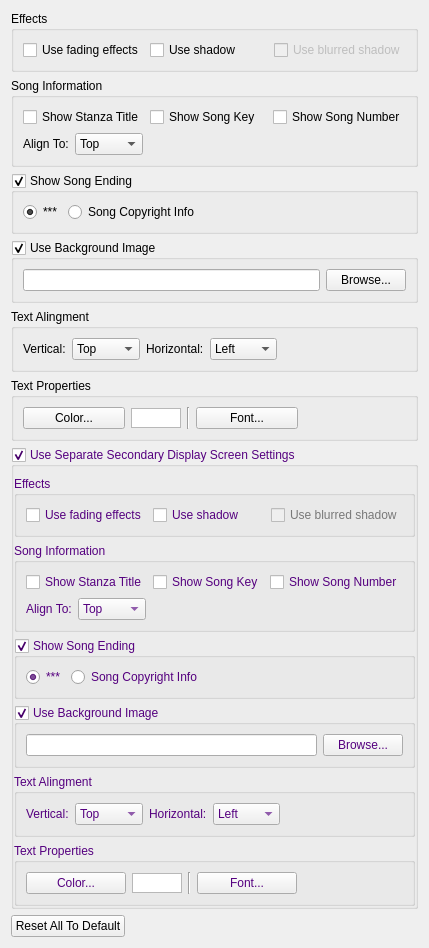
Above: src/songsettingwidget.ui from SoftProjector/src before the change. Below: the same form after it.
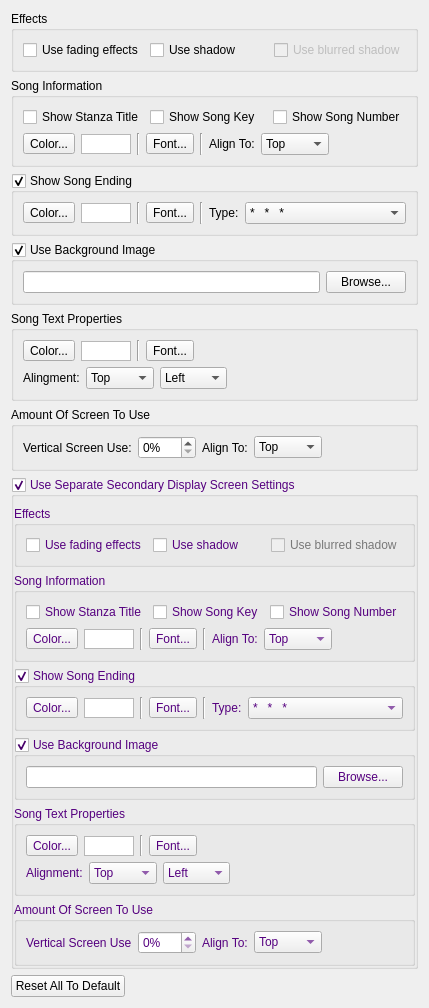
That is the form after the change.

Commit message: Updated song setting with new features

Diff of the .ui file:
```diff
--- a/src/songsettingwidget.ui
+++ b/src/songsettingwidget.ui
@@ -7,13 +7,13 @@
     <x>0</x>
     <y>0</y>
     <width>417</width>
-    <height>848</height>
+    <height>925</height>
    </rect>
   </property>
   <property name="windowTitle">
    <string>Form</string>
   </property>
-  <layout class="QVBoxLayout" name="verticalLayout_4">
+  <layout class="QVBoxLayout" name="verticalLayout_8">
    <item>
     <widget class="QGroupBox" name="groupBoxEffects">
      <property name="title">
@@ -90,7 +90,57 @@
       <item>
        <layout class="QHBoxLayout" name="horizontalLayout_5">
         <item>
-         <widget class="QLabel" name="labelAlingSongInfo">
+         <widget class="QToolButton" name="toolButtonInfoColor">
+          <property name="text">
+           <string>Color...</string>
+          </property>
+         </widget>
+        </item>
+        <item>
+         <widget class="QGraphicsView" name="graphicViewInfoColor">
+          <property name="sizePolicy">
+           <sizepolicy hsizetype="Minimum" vsizetype="Fixed">
+            <horstretch>0</horstretch>
+            <verstretch>0</verstretch>
+           </sizepolicy>
+          </property>
+          <property name="minimumSize">
+           <size>
+            <width>50</width>
+            <height>20</height>
+           </size>
+          </property>
+          <property name="maximumSize">
+           <size>
+            <width>50</width>
+            <height>19</height>
+           </size>
+          </property>
+         </widget>
+        </item>
+        <item>
+         <widget class="Line" name="line_5">
+          <property name="orientation">
+           <enum>Qt::Vertical</enum>
+          </property>
+         </widget>
+        </item>
+        <item>
+         <widget class="QToolButton" name="toolButtonInfoFont">
+          <property name="text">
+           <string>Font...</string>
+          </property>
+         </widget>
+        </item>
+        <item>
+         <widget class="Line" name="line_3">
+          <property name="orientation">
+           <enum>Qt::Vertical</enum>
+          </property>
+         </widget>
+        </item>
+        <item>
+         <widget class="QLabel" name="labelInfoAlign">
           <property name="text">
            <string>Align To:</string>
           </property>
@@ -136,39 +186,117 @@
      <property name="checkable">
       <bool>true</bool>
      </property>
-     <layout class="QGridLayout" name="gridLayout">
-      <item row="0" column="0">
-       <widget class="QRadioButton" name="radioButtonAstrict">
-        <property name="text">
-         <string>***</string>
-        </property>
-        <property name="checked">
-         <bool>true</bool>
-        </property>
-       </widget>
-      </item>
-      <item row="0" column="1">
-       <widget class="QRadioButton" name="radioButtonSongCopyInfo">
-        <property name="toolTip">
-         <string>This will show WordsBy and MusicBy as song ending</string>
-        </property>
-        <property name="text">
-         <string>Song Copyright Info</string>
-        </property>
-       </widget>
-      </item>
-      <item row="0" column="2">
-       <spacer name="horizontalSpacer">
-        <property name="orientation">
-         <enum>Qt::Horizontal</enum>
-        </property>
-        <property name="sizeHint" stdset="0">
-         <size>
-          <width>141</width>
-          <height>20</height>
-         </size>
-        </property>
-       </spacer>
+     <layout class="QVBoxLayout" name="verticalLayout_5">
+      <item>
+       <layout class="QHBoxLayout" name="horizontalLayout_13">
+        <item>
+         <widget class="QToolButton" name="toolButtonEndingColor">
+          <property name="text">
+           <string>Color...</string>
+          </property>
+         </widget>
+        </item>
+        <item>
+         <widget class="QGraphicsView" name="graphicViewEndingColor">
+          <property name="sizePolicy">
+           <sizepolicy hsizetype="Minimum" vsizetype="Fixed">
+            <horstretch>0</horstretch>
+            <verstretch>0</verstretch>
+           </sizepolicy>
+          </property>
+          <property name="minimumSize">
+           <size>
+            <width>50</width>
+            <height>20</height>
+           </size>
+          </property>
+          <property name="maximumSize">
+           <size>
+            <width>50</width>
+            <height>19</height>
+           </size>
+          </property>
+         </widget>
+        </item>
+        <item>
+         <widget class="Line" name="line_2">
+          <property name="orientation">
+           <enum>Qt::Vertical</enum>
+          </property>
+         </widget>
+        </item>
+        <item>
+         <widget class="QToolButton" name="toolButtonEndingFont">
+          <property name="text">
+           <string>Font...</string>
+          </property>
+         </widget>
+        </item>
+        <item>
+         <widget class="Line" name="line_9">
+          <property name="orientation">
+           <enum>Qt::Vertical</enum>
+          </property>
+         </widget>
+        </item>
+        <item>
+         <widget class="QLabel" name="label_2">
+          <property name="text">
+           <string>Type:</string>
+          </property>
+         </widget>
+        </item>
+        <item>
+         <widget class="QComboBox" name="comboBoxEndingType">
+          <property name="sizePolicy">
+           <sizepolicy hsizetype="MinimumExpanding" vsizetype="Fixed">
+            <horstretch>0</horstretch>
+            <verstretch>0</verstretch>
+           </sizepolicy>
+          </property>
+          <item>
+           <property name="text">
+            <string>*   *   *</string>
+           </property>
+          </item>
+          <item>
+           <property name="text">
+            <string>-   -   -</string>
+           </property>
+          </item>
+          <item>
+           <property name="text">
+            <string>°   °   °</string>
+           </property>
+          </item>
+          <item>
+           <property name="text">
+            <string>•   •   •</string>
+           </property>
+          </item>
+          <item>
+           <property name="text">
+            <string>●   ●   ●</string>
+           </property>
+          </item>
+          <item>
+           <property name="text">
+            <string>▪   ▪   ▪</string>
+           </property>
+          </item>
+          <item>
+           <property name="text">
+            <string>■   ■   ■</string>
+           </property>
+          </item>
+          <item>
+           <property name="text">
+            <string>Song Copyright Info</string>
+           </property>
+          </item>
+         </widget>
+        </item>
+       </layout>
       </item>
      </layout>
     </widget>
@@ -200,40 +328,168 @@
     </widget>
    </item>
    <item>
-    <widget class="QGroupBox" name="groupBoxTextAlingment">
+    <widget class="QGroupBox" name="groupBoxTextProperties">
      <property name="title">
-      <string>Text Alingment</string>
+      <string>Song Text Properties</string>
      </property>
-     <layout class="QGridLayout" name="gridLayout_9">
-      <item row="0" column="6">
-       <spacer name="horizontalSpacer_9">
-        <property name="orientation">
-         <enum>Qt::Horizontal</enum>
-        </property>
-        <property name="sizeHint" stdset="0">
-         <size>
-          <width>59</width>
-          <height>20</height>
-         </size>
-        </property>
-       </spacer>
+     <layout class="QVBoxLayout" name="verticalLayout_4">
+      <item>
+       <layout class="QHBoxLayout" name="horizontalLayout_4">
+        <item>
+         <widget class="QToolButton" name="toolButtonColor">
+          <property name="text">
+           <string>Color...</string>
+          </property>
+         </widget>
+        </item>
+        <item>
+         <widget class="QGraphicsView" name="graphicViewTextColor">
+          <property name="sizePolicy">
+           <sizepolicy hsizetype="Minimum" vsizetype="Fixed">
+            <horstretch>0</horstretch>
+            <verstretch>0</verstretch>
+           </sizepolicy>
+          </property>
+          <property name="minimumSize">
+           <size>
+            <width>50</width>
+            <height>20</height>
+           </size>
+          </property>
+          <property name="maximumSize">
+           <size>
+            <width>50</width>
+            <height>19</height>
+           </size>
+          </property>
+         </widget>
+        </item>
+        <item>
+         <widget class="Line" name="line">
+          <property name="orientation">
+           <enum>Qt::Vertical</enum>
+          </property>
+         </widget>
+        </item>
+        <item>
+         <widget class="QToolButton" name="toolButtonFont">
+          <property name="text">
+           <string>Font...</string>
+          </property>
+         </widget>
+        </item>
+        <item>
+         <widget class="QLabel" name="labelFont">
+          <property name="sizePolicy">
+           <sizepolicy hsizetype="Minimum" vsizetype="Preferred">
+            <horstretch>0</horstretch>
+            <verstretch>0</verstretch>
+           </sizepolicy>
+          </property>
+          <property name="wordWrap">
+           <bool>true</bool>
+          </property>
+         </widget>
+        </item>
+       </layout>
       </item>
-      <item row="0" column="1">
-       <widget class="QLabel" name="labelVertical">
+      <item>
+       <layout class="QHBoxLayout" name="horizontalLayout_12">
+        <item>
+         <widget class="QLabel" name="labelVertical">
+          <property name="text">
+           <string>Alingment:</string>
+          </property>
+         </widget>
+        </item>
+        <item>
+         <widget class="QComboBox" name="comboBoxVerticalAling">
+          <item>
+           <property name="text">
+            <string>Top</string>
+           </property>
+          </item>
+          <item>
+           <property name="text">
+            <string>Middle</string>
+           </property>
+          </item>
+          <item>
+           <property name="text">
+            <string>Bottom</string>
+           </property>
+          </item>
+         </widget>
+        </item>
+        <item>
+         <widget class="QComboBox" name="comboBoxHorizontalAling">
+          <item>
+           <property name="text">
+            <string>Left</string>
+           </property>
+          </item>
+          <item>
+           <property name="text">
+            <string>Center</string>
+           </property>
+          </item>
+          <item>
+           <property name="text">
+            <string>Right</string>
+           </property>
+          </item>
+         </widget>
+        </item>
+        <item>
+         <spacer name="horizontalSpacer_9">
+          <property name="orientation">
+           <enum>Qt::Horizontal</enum>
+          </property>
+          <property name="sizeHint" stdset="0">
+           <size>
+            <width>59</width>
+            <height>20</height>
+           </size>
+          </property>
+         </spacer>
+        </item>
+       </layout>
+      </item>
+     </layout>
+    </widget>
+   </item>
+   <item>
+    <widget class="QGroupBox" name="groupBoxScreenUse">
+     <property name="title">
+      <string>Amount Of Screen To Use</string>
+     </property>
+     <layout class="QHBoxLayout" name="horizontalLayout_14">
+      <item>
+       <widget class="QLabel" name="label_3">
         <property name="text">
-         <string>Vertical:</string>
+         <string>Vertical Screen Use:</string>
         </property>
        </widget>
       </item>
-      <item row="0" column="4">
-       <widget class="QLabel" name="labelHorizontal">
+      <item>
+       <widget class="QSpinBox" name="spinBoxScreenUse">
+        <property name="suffix">
+         <string notr="true">%</string>
+        </property>
+        <property name="maximum">
+         <number>100</number>
+        </property>
+       </widget>
+      </item>
+      <item>
+       <widget class="QLabel" name="label_4">
         <property name="text">
-         <string>Horizontal:</string>
+         <string>Align To:</string>
         </property>
        </widget>
       </item>
-      <item row="0" column="2">
-       <widget class="QComboBox" name="comboBoxVerticalAling">
+      <item>
+       <widget class="QComboBox" name="comboBoxScreenUse">
         <item>
          <property name="text">
           <string>Top</string>
@@ -251,89 +507,18 @@
         </item>
        </widget>
       </item>
-      <item row="0" column="5">
-       <widget class="QComboBox" name="comboBoxHorizontalAling">
-        <item>
-         <property name="text">
-          <string>Left</string>
-         </property>
-        </item>
-        <item>
-         <property name="text">
-          <string>Center</string>
-         </property>
-        </item>
-        <item>
-         <property name="text">
-          <string>Right</string>
-         </property>
-        </item>
-       </widget>
-      </item>
-     </layout>
-    </widget>
-   </item>
-   <item>
-    <widget class="QGroupBox" name="groupBoxTextProperties">
-     <property name="title">
-      <string>Text Properties</string>
-     </property>
-     <layout class="QHBoxLayout" name="horizontalLayout_4">
       <item>
-       <widget class="QPushButton" name="buttonTextColor">
-        <property name="text">
-         <string>Color...</string>
-        </property>
-       </widget>
-      </item>
-      <item>
-       <widget class="QGraphicsView" name="graphicViewTextColor">
-        <property name="sizePolicy">
-         <sizepolicy hsizetype="Minimum" vsizetype="Fixed">
-          <horstretch>0</horstretch>
-          <verstretch>0</verstretch>
-         </sizepolicy>
-        </property>
-        <property name="minimumSize">
-         <size>
-          <width>50</width>
-          <height>20</height>
-         </size>
-        </property>
-        <property name="maximumSize">
-         <size>
-          <width>50</width>
-          <height>20</height>
-         </size>
-        </property>
-       </widget>
-      </item>
-      <item>
-       <widget class="Line" name="line">
+       <spacer name="horizontalSpacer">
         <property name="orientation">
-         <enum>Qt::Vertical</enum>
+         <enum>Qt::Horizontal</enum>
         </property>
-       </widget>
-      </item>
-      <item>
-       <widget class="QPushButton" name="buttonFont">
-        <property name="text">
-         <string>Font...</string>
+        <property name="sizeHint" stdset="0">
+         <size>
+          <width>97</width>
+          <height>20</height>
+         </size>
         </property>
-       </widget>
-      </item>
-      <item>
-       <widget class="QLabel" name="labelFont">
-        <property name="sizePolicy">
-         <sizepolicy hsizetype="Minimum" vsizetype="Preferred">
-          <horstretch>0</horstretch>
-          <verstretch>0</verstretch>
-         </sizepolicy>
-        </property>
-        <property name="wordWrap">
-         <bool>true</bool>
-        </property>
-       </widget>
+       </spacer>
       </item>
      </layout>
     </widget>
@@ -626,6 +811,56 @@
          </item>
          <item>
           <layout class="QHBoxLayout" name="horizontalLayout_10">
+           <item>
+            <widget class="QToolButton" name="toolButtonInfoColor2">
+             <property name="text">
+              <string>Color...</string>
+             </property>
+            </widget>
+           </item>
+           <item>
+            <widget class="QGraphicsView" name="graphicViewInfoColor2">
+             <property name="sizePolicy">
+              <sizepolicy hsizetype="Minimum" vsizetype="Fixed">
+               <horstretch>0</horstretch>
+               <verstretch>0</verstretch>
+              </sizepolicy>
+             </property>
+             <property name="minimumSize">
+              <size>
+               <width>50</width>
+               <height>20</height>
+              </size>
+             </property>
+             <property name="maximumSize">
+              <size>
+               <width>50</width>
+               <height>19</height>
+              </size>
+             </property>
+            </widget>
+           </item>
+           <item>
+            <widget class="Line" name="line_4">
+             <property name="orientation">
+              <enum>Qt::Vertical</enum>
+             </property>
+            </widget>
+           </item>
+           <item>
+            <widget class="QToolButton" name="toolButtonInfoFont2">
+             <property name="text">
+              <string>Font...</string>
+             </property>
+            </widget>
+           </item>
+           <item>
+            <widget class="Line" name="line_6">
+             <property name="orientation">
+              <enum>Qt::Vertical</enum>
+             </property>
+            </widget>
+           </item>
            <item>
             <widget class="QLabel" name="labelAlingSongInfo2">
              <property name="text">
@@ -710,39 +945,117 @@
         <property name="checkable">
          <bool>true</bool>
         </property>
-        <layout class="QGridLayout" name="gridLayout_2">
-         <item row="0" column="0">
-          <widget class="QRadioButton" name="radioButtonAstrict2">
-           <property name="text">
-            <string>***</string>
-           </property>
-           <property name="checked">
-            <bool>true</bool>
-           </property>
-          </widget>
-         </item>
-         <item row="0" column="1">
-          <widget class="QRadioButton" name="radioButtonSongCopyInfo2">
-           <property name="toolTip">
-            <string>This will show WordsBy and MusicBy as song ending</string>
-           </property>
-           <property name="text">
-            <string>Song Copyright Info</string>
-           </property>
-          </widget>
-         </item>
-         <item row="0" column="2">
-          <spacer name="horizontalSpacer_5">
-           <property name="orientation">
-            <enum>Qt::Horizontal</enum>
-           </property>
-           <property name="sizeHint" stdset="0">
-            <size>
-             <width>141</width>
-             <height>20</height>
-            </size>
-           </property>
-          </spacer>
+        <layout class="QVBoxLayout" name="verticalLayout_6">
+         <item>
+          <layout class="QHBoxLayout" name="horizontalLayout_16">
+           <item>
+            <widget class="QToolButton" name="toolButtonEndingColor2">
+             <property name="text">
+              <string>Color...</string>
+             </property>
+            </widget>
+           </item>
+           <item>
+            <widget class="QGraphicsView" name="graphicViewEndingColor2">
+             <property name="sizePolicy">
+              <sizepolicy hsizetype="Minimum" vsizetype="Fixed">
+               <horstretch>0</horstretch>
+               <verstretch>0</verstretch>
+              </sizepolicy>
+             </property>
+             <property name="minimumSize">
+              <size>
+               <width>50</width>
+               <height>20</height>
+              </size>
+             </property>
+             <property name="maximumSize">
+              <size>
+               <width>50</width>
+               <height>19</height>
+              </size>
+             </property>
+            </widget>
+           </item>
+           <item>
+            <widget class="Line" name="line_7">
+             <property name="orientation">
+              <enum>Qt::Vertical</enum>
+             </property>
+            </widget>
+           </item>
+           <item>
+            <widget class="QToolButton" name="toolButtonEndingFont2">
+             <property name="text">
+              <string>Font...</string>
+             </property>
+            </widget>
+           </item>
+           <item>
+            <widget class="Line" name="line_8">
+             <property name="orientation">
+              <enum>Qt::Vertical</enum>
+             </property>
+            </widget>
+           </item>
+           <item>
+            <widget class="QLabel" name="label">
+             <property name="text">
+              <string>Type:</string>
+             </property>
+            </widget>
+           </item>
+           <item>
+            <widget class="QComboBox" name="comboBoxEndingType2">
+             <property name="sizePolicy">
+              <sizepolicy hsizetype="MinimumExpanding" vsizetype="Fixed">
+               <horstretch>0</horstretch>
+               <verstretch>0</verstretch>
+              </sizepolicy>
+             </property>
+             <item>
+              <property name="text">
+               <string>*   *   *</string>
+              </property>
+             </item>
+             <item>
+              <property name="text">
+               <string>-   -   -</string>
+              </property>
+             </item>
+             <item>
+              <property name="text">
+               <string>°   °   °</string>
+              </property>
+             </item>
+             <item>
+              <property name="text">
+               <string>•   •   •</string>
+              </property>
+             </item>
+             <item>
+              <property name="text">
+               <string>●   ●   ●</string>
+              </property>
+             </item>
+             <item>
+              <property name="text">
+               <string>▪   ▪   ▪</string>
+              </property>
+             </item>
+             <item>
+              <property name="text">
+               <string>■   ■   ■</string>
+              </property>
+             </item>
+             <item>
+              <property name="text">
+               <string>Song Copyright Info</string>
+              </property>
+             </item>
+            </widget>
+           </item>
+          </layout>
          </item>
         </layout>
        </widget>
@@ -811,7 +1124,7 @@
        </widget>
       </item>
       <item>
-       <widget class="QGroupBox" name="groupBoxTextAlingment2">
+       <widget class="QGroupBox" name="groupBoxTextProperties2">
         <property name="palette">
          <palette>
           <active>
@@ -850,38 +1163,203 @@
          </palette>
         </property>
         <property name="title">
-         <string>Text Alingment</string>
+         <string>Song Text Properties</string>
         </property>
-        <layout class="QGridLayout" name="gridLayout_10">
-         <item row="0" column="6">
-          <spacer name="horizontalSpacer_10">
-           <property name="orientation">
-            <enum>Qt::Horizontal</enum>
-           </property>
-           <property name="sizeHint" stdset="0">
-            <size>
-             <width>59</width>
-             <height>20</height>
-            </size>
-           </property>
-          </spacer>
+        <layout class="QVBoxLayout" name="verticalLayout_7">
+         <item>
+          <layout class="QHBoxLayout" name="horizontalLayout_7">
+           <item>
+            <widget class="QToolButton" name="toolButtonColor2">
+             <property name="text">
+              <string>Color...</string>
+             </property>
+            </widget>
+           </item>
+           <item>
+            <widget class="QGraphicsView" name="graphicViewTextColor2">
+             <property name="sizePolicy">
+              <sizepolicy hsizetype="Minimum" vsizetype="Fixed">
+               <horstretch>0</horstretch>
+               <verstretch>0</verstretch>
+              </sizepolicy>
+             </property>
+             <property name="minimumSize">
+              <size>
+               <width>50</width>
+               <height>20</height>
+              </size>
+             </property>
+             <property name="maximumSize">
+              <size>
+               <width>50</width>
+               <height>19</height>
+              </size>
+             </property>
+            </widget>
+           </item>
+           <item>
+            <widget class="Line" name="line2">
+             <property name="orientation">
+              <enum>Qt::Vertical</enum>
+             </property>
+            </widget>
+           </item>
+           <item>
+            <widget class="QToolButton" name="toolButtonFont2">
+             <property name="text">
+              <string>Font...</string>
+             </property>
+            </widget>
+           </item>
+           <item>
+            <widget class="QLabel" name="labelFont2">
+             <property name="sizePolicy">
+              <sizepolicy hsizetype="Minimum" vsizetype="Preferred">
+               <horstretch>0</horstretch>
+               <verstretch>0</verstretch>
+              </sizepolicy>
+             </property>
+             <property name="wordWrap">
+              <bool>true</bool>
+             </property>
+            </widget>
+           </item>
+          </layout>
          </item>
-         <item row="0" column="1">
-          <widget class="QLabel" name="labelVertical2">
+         <item>
+          <layout class="QHBoxLayout" name="horizontalLayout_17">
+           <item>
+            <widget class="QLabel" name="labelVertical2">
+             <property name="text">
+              <string>Alignment:</string>
+             </property>
+            </widget>
+           </item>
+           <item>
+            <widget class="QComboBox" name="comboBoxVerticalAling2">
+             <item>
+              <property name="text">
+               <string>Top</string>
+              </property>
+             </item>
+             <item>
+              <property name="text">
+               <string>Middle</string>
+              </property>
+             </item>
+             <item>
+              <property name="text">
+               <string>Bottom</string>
+              </property>
+             </item>
+            </widget>
+           </item>
+           <item>
+            <widget class="QComboBox" name="comboBoxHorizontalAling2">
+             <item>
+              <property name="text">
+               <string>Left</string>
+              </property>
+             </item>
+             <item>
+              <property name="text">
+               <string>Center</string>
+              </property>
+             </item>
+             <item>
+              <property name="text">
+               <string>Right</string>
+              </property>
+             </item>
+            </widget>
+           </item>
+           <item>
+            <spacer name="horizontalSpacer_10">
+             <property name="orientation">
+              <enum>Qt::Horizontal</enum>
+             </property>
+             <property name="sizeHint" stdset="0">
+              <size>
+               <width>59</width>
+               <height>20</height>
+              </size>
+             </property>
+            </spacer>
+           </item>
+          </layout>
+         </item>
+        </layout>
+       </widget>
+      </item>
+      <item>
+       <widget class="QGroupBox" name="groupBoxScreenUse2">
+        <property name="palette">
+         <palette>
+          <active>
+           <colorrole role="WindowText">
+            <brush brushstyle="SolidPattern">
+             <color alpha="255">
+              <red>85</red>
+              <green>0</green>
+              <blue>127</blue>
+             </color>
+            </brush>
+           </colorrole>
+          </active>
+          <inactive>
+           <colorrole role="WindowText">
+            <brush brushstyle="SolidPattern">
+             <color alpha="255">
+              <red>85</red>
+              <green>0</green>
+              <blue>127</blue>
+             </color>
+            </brush>
+           </colorrole>
+          </inactive>
+          <disabled>
+           <colorrole role="WindowText">
+            <brush brushstyle="SolidPattern">
+             <color alpha="255">
+              <red>120</red>
+              <green>120</green>
+              <blue>120</blue>
+             </color>
+            </brush>
+           </colorrole>
+          </disabled>
+         </palette>
+        </property>
+        <property name="title">
+         <string>Amount Of Screen To Use</string>
+        </property>
+        <layout class="QHBoxLayout" name="horizontalLayout_15">
+         <item>
+          <widget class="QLabel" name="label_5">
            <property name="text">
-            <string>Vertical:</string>
+            <string>Vertical Screen Use</string>
            </property>
           </widget>
          </item>
-         <item row="0" column="4">
-          <widget class="QLabel" name="labelHorizontal2">
+         <item>
+          <widget class="QSpinBox" name="spinBoxScreenUse2">
+           <property name="suffix">
+            <string>%</string>
+           </property>
+           <property name="maximum">
+            <number>100</number>
+           </property>
+          </widget>
+         </item>
+         <item>
+          <widget class="QLabel" name="label_6">
            <property name="text">
-            <string>Horizontal:</string>
+            <string>Align To:</string>
            </property>
           </widget>
          </item>
-         <item row="0" column="2">
-          <widget class="QComboBox" name="comboBoxVerticalAling2">
+         <item>
+          <widget class="QComboBox" name="comboBoxScreenUse2">
            <item>
             <property name="text">
              <string>Top</string>
@@ -899,126 +1377,18 @@
            </item>
           </widget>
          </item>
-         <item row="0" column="5">
-          <widget class="QComboBox" name="comboBoxHorizontalAling2">
-           <item>
-            <property name="text">
-             <string>Left</string>
-            </property>
-           </item>
-           <item>
-            <property name="text">
-             <string>Center</string>
-            </property>
-           </item>
-           <item>
-            <property name="text">
-             <string>Right</string>
-            </property>
-           </item>
-          </widget>
-         </item>
-        </layout>
-       </widget>
-      </item>
-      <item>
-       <widget class="QGroupBox" name="groupBoxTextProperties2">
-        <property name="palette">
-         <palette>
-          <active>
-           <colorrole role="WindowText">
-            <brush brushstyle="SolidPattern">
-             <color alpha="255">
-              <red>85</red>
-              <green>0</green>
-              <blue>127</blue>
-             </color>
-            </brush>
-           </colorrole>
-          </active>
-          <inactive>
-           <colorrole role="WindowText">
-            <brush brushstyle="SolidPattern">
-             <color alpha="255">
-              <red>85</red>
-              <green>0</green>
-              <blue>127</blue>
-             </color>
-            </brush>
-           </colorrole>
-          </inactive>
-          <disabled>
-           <colorrole role="WindowText">
-            <brush brushstyle="SolidPattern">
-             <color alpha="255">
-              <red>120</red>
-              <green>120</green>
-              <blue>120</blue>
-             </color>
-            </brush>
-           </colorrole>
-          </disabled>
-         </palette>
-        </property>
-        <property name="title">
-         <string>Text Properties</string>
-        </property>
-        <layout class="QHBoxLayout" name="horizontalLayout_7">
          <item>
-          <widget class="QPushButton" name="buttonTextColor2">
-           <property name="text">
-            <string>Color...</string>
-           </property>
-          </widget>
-         </item>
-         <item>
-          <widget class="QGraphicsView" name="graphicViewTextColor2">
-           <property name="sizePolicy">
-            <sizepolicy hsizetype="Minimum" vsizetype="Fixed">
-             <horstretch>0</horstretch>
-             <verstretch>0</verstretch>
-            </sizepolicy>
-           </property>
-           <property name="minimumSize">
-            <size>
-             <width>50</width>
-             <height>20</height>
-            </size>
-           </property>
-           <property name="maximumSize">
-            <size>
-             <width>50</width>
-             <height>20</height>
-            </size>
-           </property>
-          </widget>
-         </item>
-         <item>
-          <widget class="Line" name="line2">
+          <spacer name="horizontalSpacer_5">
            <property name="orientation">
-            <enum>Qt::Vertical</enum>
+            <enum>Qt::Horizontal</enum>
            </property>
-          </widget>
-         </item>
-         <item>
-          <widget class="QPushButton" name="buttonFont2">
-           <property name="text">
-            <string>Font...</string>
+           <property name="sizeHint" stdset="0">
+            <size>
+             <width>110</width>
+             <height>20</height>
+            </size>
            </property>
-          </widget>
-         </item>
-         <item>
-          <widget class="QLabel" name="labelFont2">
-           <property name="sizePolicy">
-            <sizepolicy hsizetype="Minimum" vsizetype="Preferred">
-             <horstretch>0</horstretch>
-             <verstretch>0</verstretch>
-            </sizepolicy>
-           </property>
-           <property name="wordWrap">
-            <bool>true</bool>
-           </property>
-          </widget>
+          </spacer>
          </item>
         </layout>
        </widget>
```
Left out of the diff: 14 changed lines with no effect on the pictures. The commit also changes 10 other files.
